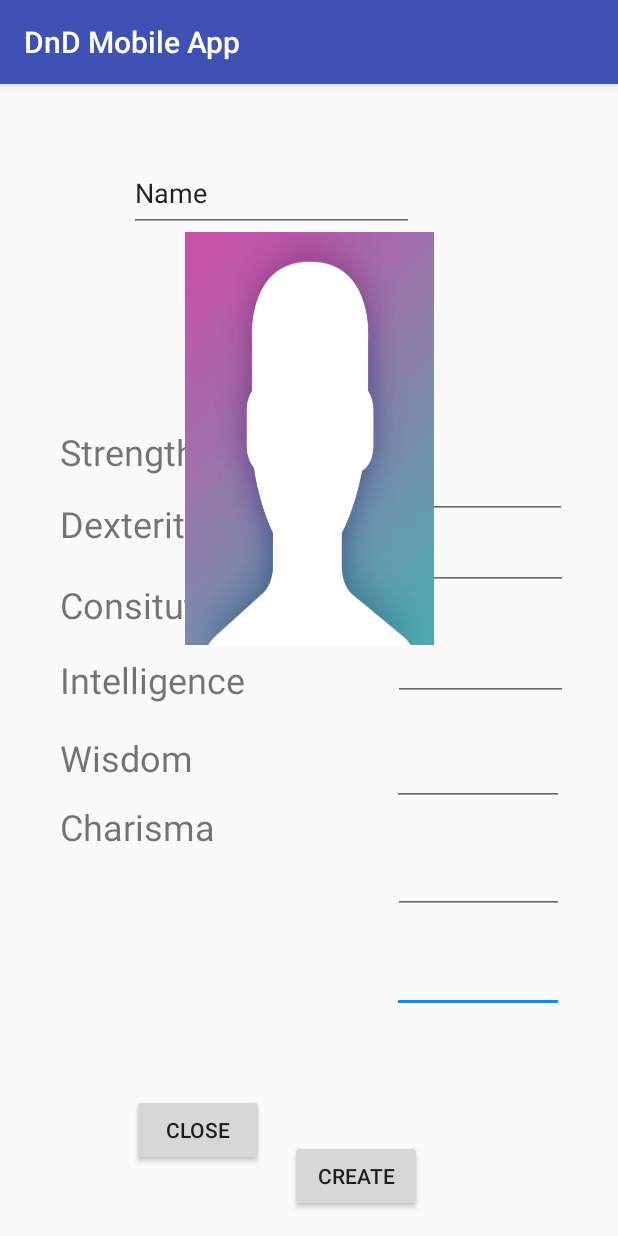
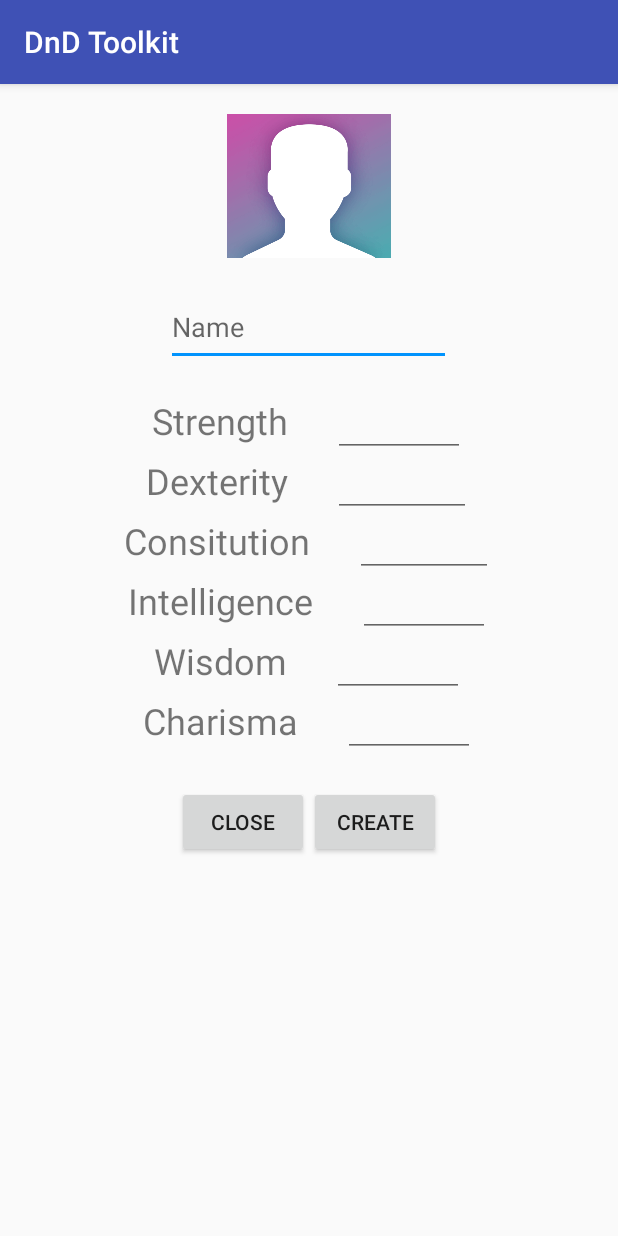
Before and after one commit to MikeLarsenW/DnDApp, an Android app: the CharCreationActivityTwo screen opened directly, with no data from a screen before it, on a phone screen of 412 x 824 dp. Run offline under Robolectric (Android 15) with nearby library versions, the phone set to English and light mode, and no system bars.

Commit message:
Remade layouts for character creation and display using linear layout. Enabled "to character" button. Set "settings" button to be grayed out

```diff
--- a/app/src/main/res/layout/activity_char_creation_two.xml
+++ b/app/src/main/res/layout/activity_char_creation_two.xml
@@ -7,239 +7,190 @@
     tools:context=".CharCreationActivityTwo"
     tools:layout_editor_absoluteY="25dp">
 
+    <LinearLayout
+        android:layout_width="match_parent"
+        android:layout_height="match_parent"
+        android:gravity="center_horizontal"
+        android:orientation="vertical">
+
+        <ImageView
+            android:id="@+id/Image_Char"
+            android:layout_width="109dp"
+            android:layout_height="96dp"
+            android:layout_marginTop="20dp"
+            android:scaleType="fitXY"
+            app:srcCompat="@drawable/randomchar" />
+
         <EditText
-        android:id="@+id/EditText_Charisma"
-        android:layout_width="0dp"
+            android:id="@+id/EditText_Name"
+            android:layout_width="190dp"
+            android:layout_height="52dp"
+            android:layout_marginTop="20dp"
+            android:ems="10"
+            android:inputType="textPersonName"
+            android:hint="Name" />
+
+        <LinearLayout
+            android:layout_width="match_parent"
             android:layout_height="wrap_content"
-        android:layout_marginBottom="33dp"
-        android:layout_marginEnd="36dp"
-        android:layout_marginRight="36dp"
+            android:layout_marginTop="20dp"
+            android:gravity="center_horizontal"
+            android:orientation="horizontal">
+
+            <TextView
+                android:id="@+id/textView2"
+                android:layout_width="wrap_content"
+                android:layout_height="wrap_content"
+                android:layout_marginRight="30dp"
+                android:text="Strength"
+                android:textSize="24sp" />
+
+            <EditText
+                android:id="@+id/EditText_Strength"
+                android:layout_width="88dp"
+                android:layout_height="wrap_content"
                 android:ems="10"
                 android:inputType="number"
-        android:textSize="14sp"
-        app:layout_constraintBottom_toTopOf="@+id/Button_Cancel"
-        app:layout_constraintEnd_toEndOf="parent"
-        app:layout_constraintStart_toEndOf="@+id/textView8"
-        app:layout_constraintTop_toBottomOf="@+id/EditText_Wisdom" />
+                android:textSize="14sp" />
+        </LinearLayout>
+
+        <LinearLayout
+            android:layout_width="match_parent"
+            android:layout_height="wrap_content"
+            android:gravity="center_horizontal"
+            android:orientation="horizontal">
+
+            <TextView
+                android:id="@+id/textView4"
+                android:layout_width="wrap_content"
+                android:layout_height="wrap_content"
+                android:layout_marginRight="30dp"
+                android:text="Dexterity"
+                android:textSize="24sp" />
+
+            <EditText
+                android:id="@+id/EditText_Dextirity"
+                android:layout_width="92dp"
+                android:layout_height="wrap_content"
+                android:ems="10"
+                android:inputType="number"
+                android:textSize="14sp" />
+
+        </LinearLayout>
+
+        <LinearLayout
+            android:layout_width="match_parent"
+            android:layout_height="wrap_content"
+            android:gravity="center_horizontal"
+            android:orientation="horizontal">
+
+            <TextView
+                android:id="@+id/textView5"
+                android:layout_width="wrap_content"
+                android:layout_height="wrap_content"
+                android:layout_marginRight="30dp"
+                android:text="Consitution"
+                android:textSize="24sp" />
+
+            <EditText
+                android:id="@+id/EditText_Constitution"
+                android:layout_width="92dp"
+                android:layout_height="wrap_content"
+                android:ems="10"
+                android:inputType="number"
+                android:textSize="14sp" />
+        </LinearLayout>
+
+        <LinearLayout
+            android:layout_width="match_parent"
+            android:layout_height="wrap_content"
+            android:gravity="center_horizontal"
+            android:orientation="horizontal">
+
+            <TextView
+                android:id="@+id/textView6"
+                android:layout_width="wrap_content"
+                android:layout_height="wrap_content"
+                android:layout_marginRight="30dp"
+                android:text="Intelligence"
+                android:textSize="24sp" />
+
+            <EditText
+                android:id="@+id/EditText_Intelligence"
+                android:layout_width="88dp"
+                android:layout_height="wrap_content"
+                android:ems="10"
+                android:inputType="number"
+                android:textSize="14sp" />
+
+        </LinearLayout>
+
+        <LinearLayout
+            android:layout_width="match_parent"
+            android:layout_height="wrap_content"
+            android:gravity="center_horizontal"
+            android:orientation="horizontal">
+
+            <TextView
+                android:id="@+id/textView7"
+                android:layout_width="wrap_content"
+                android:layout_height="wrap_content"
+                android:layout_marginRight="30dp"
+                android:text="Wisdom"
+                android:textSize="24sp" />
 
             <EditText
                 android:id="@+id/EditText_Wisdom"
-        android:layout_width="0dp"
+                android:layout_width="88dp"
                 android:layout_height="wrap_content"
-        android:layout_marginBottom="5dp"
-        android:layout_marginEnd="36dp"
-        android:layout_marginRight="36dp"
                 android:ems="10"
                 android:inputType="number"
-        android:textSize="14sp"
-        app:layout_constraintBottom_toTopOf="@+id/EditText_Charisma"
-        app:layout_constraintEnd_toEndOf="parent"
-        app:layout_constraintStart_toEndOf="@+id/textView7"
-        app:layout_constraintTop_toBottomOf="@+id/EditText_Intelligence" />
+                android:textSize="14sp" />
 
-    <EditText
-        android:id="@+id/EditText_Intelligence"
-        android:layout_width="0dp"
+        </LinearLayout>
+
+        <LinearLayout
+            android:layout_width="match_parent"
             android:layout_height="wrap_content"
-        android:layout_marginBottom="11dp"
-        android:layout_marginEnd="36dp"
-        android:layout_marginRight="36dp"
-        android:ems="10"
-        android:inputType="number"
-        android:textSize="14sp"
-        app:layout_constraintBottom_toTopOf="@+id/EditText_Wisdom"
-        app:layout_constraintEnd_toEndOf="parent"
-        app:layout_constraintStart_toEndOf="@+id/textView6"
-        app:layout_constraintTop_toBottomOf="@+id/EditText_Constitution" />
-
-    <EditText
-        android:id="@+id/EditText_Constitution"
-        android:layout_width="0dp"
-        android:layout_height="wrap_content"
-        android:layout_marginBottom="9dp"
-        android:layout_marginEnd="33dp"
-        android:layout_marginRight="33dp"
-        android:ems="10"
-        android:inputType="number"
-        android:textSize="14sp"
-        app:layout_constraintBottom_toTopOf="@+id/EditText_Intelligence"
-        app:layout_constraintEnd_toEndOf="parent"
-        app:layout_constraintStart_toEndOf="@+id/textView5"
-        app:layout_constraintTop_toBottomOf="@+id/EditText_Dextirity" />
-
-    <EditText
-        android:id="@+id/EditText_Dextirity"
-        android:layout_width="0dp"
-        android:layout_height="wrap_content"
-        android:layout_marginBottom="13dp"
-        android:layout_marginEnd="33dp"
-        android:layout_marginRight="33dp"
-        android:ems="10"
-        android:inputType="number"
-        android:textSize="14sp"
-        app:layout_constraintBottom_toTopOf="@+id/EditText_Constitution"
-        app:layout_constraintEnd_toEndOf="parent"
-        app:layout_constraintStart_toEndOf="@+id/textView4"
-        app:layout_constraintTop_toBottomOf="@+id/textView2" />
+            android:gravity="center_horizontal"
+            android:orientation="horizontal">
 
             <TextView
                 android:id="@+id/textView8"
                 android:layout_width="wrap_content"
                 android:layout_height="wrap_content"
-        android:layout_marginEnd="118dp"
-        android:layout_marginLeft="40dp"
-        android:layout_marginRight="118dp"
-        android:layout_marginStart="40dp"
-        android:layout_marginTop="13dp"
+                android:layout_marginRight="30dp"
                 android:text="Charisma"
-        android:textSize="24sp"
-        app:layout_constraintEnd_toStartOf="@+id/EditText_Charisma"
-        app:layout_constraintStart_toStartOf="parent"
-        app:layout_constraintTop_toBottomOf="@+id/textView7" />
+                android:textSize="24sp" />
 
-    <TextView
-        android:id="@+id/textView7"
+            <EditText
+                android:id="@+id/EditText_Charisma"
+                android:layout_width="88dp"
+                android:layout_height="wrap_content"
+                android:ems="10"
+                android:inputType="number"
+                android:textSize="14sp" />
+        </LinearLayout>
+
+        <LinearLayout
+            android:layout_width="match_parent"
+            android:layout_height="wrap_content"
+            android:layout_marginTop="20dp"
+            android:gravity="center_horizontal"
+            android:orientation="horizontal">
+
+            <Button
+                android:id="@+id/Button_Cancel"
                 android:layout_width="wrap_content"
                 android:layout_height="wrap_content"
-        android:layout_marginEnd="133dp"
-        android:layout_marginLeft="40dp"
-        android:layout_marginRight="133dp"
-        android:layout_marginStart="40dp"
-        android:layout_marginTop="19dp"
-        android:text="Wisdom"
-        android:textSize="24sp"
-        app:layout_constraintEnd_toStartOf="@+id/EditText_Wisdom"
-        app:layout_constraintStart_toStartOf="parent"
-        app:layout_constraintTop_toBottomOf="@+id/textView6" />
-
-    <TextView
-        android:id="@+id/textView6"
-        android:layout_width="wrap_content"
-        android:layout_height="wrap_content"
-        android:layout_marginEnd="98dp"
-        android:layout_marginLeft="40dp"
-        android:layout_marginRight="98dp"
-        android:layout_marginStart="40dp"
-        android:layout_marginTop="17dp"
-        android:text="Intelligence"
-        android:textSize="24sp"
-        app:layout_constraintEnd_toStartOf="@+id/EditText_Intelligence"
-        app:layout_constraintStart_toStartOf="parent"
-        app:layout_constraintTop_toBottomOf="@+id/textView5" />
-
-    <TextView
-        android:id="@+id/textView5"
-        android:layout_width="wrap_content"
-        android:layout_height="wrap_content"
-        android:layout_marginEnd="98dp"
-        android:layout_marginLeft="40dp"
-        android:layout_marginRight="98dp"
-        android:layout_marginStart="40dp"
-        android:layout_marginTop="21dp"
-        android:text="Consitution"
-        android:textSize="24sp"
-        app:layout_constraintEnd_toStartOf="@+id/EditText_Constitution"
-        app:layout_constraintStart_toStartOf="parent"
-        app:layout_constraintTop_toBottomOf="@+id/textView4" />
-
-    <TextView
-        android:id="@+id/textView4"
-        android:layout_width="wrap_content"
-        android:layout_height="wrap_content"
-        android:layout_marginEnd="125dp"
-        android:layout_marginLeft="40dp"
-        android:layout_marginRight="125dp"
-        android:layout_marginStart="40dp"
-        android:layout_marginTop="15dp"
-        android:text="Dexterity"
-        android:textSize="24sp"
-        app:layout_constraintEnd_toStartOf="@+id/EditText_Dextirity"
-        app:layout_constraintStart_toStartOf="parent"
-        app:layout_constraintTop_toBottomOf="@+id/textView2" />
-
-    <EditText
-        android:id="@+id/EditText_Name"
-        android:layout_width="190dp"
-        android:layout_height="52dp"
-        android:layout_marginBottom="109dp"
-        android:layout_marginEnd="13dp"
-        android:layout_marginRight="13dp"
-        android:layout_marginTop="26dp"
-        android:ems="10"
-        android:inputType="textPersonName"
-        android:text="Name"
-        app:layout_constraintBottom_toTopOf="@+id/textView2"
-        app:layout_constraintEnd_toEndOf="@+id/Image_Char"
-        app:layout_constraintTop_toTopOf="parent" />
-
-    <TextView
-        android:id="@+id/textView2"
-        android:layout_width="wrap_content"
-        android:layout_height="wrap_content"
-        android:layout_marginBottom="15dp"
-        android:layout_marginEnd="131dp"
-        android:layout_marginLeft="40dp"
-        android:layout_marginRight="131dp"
-        android:layout_marginStart="40dp"
-        android:text="Strength"
-        android:textSize="24sp"
-        app:layout_constraintBottom_toTopOf="@+id/EditText_Dextirity"
-        app:layout_constraintEnd_toStartOf="@+id/EditText_Strength"
-        app:layout_constraintStart_toStartOf="parent"
-        app:layout_constraintTop_toBottomOf="@+id/EditText_Name" />
-
-    <EditText
-        android:id="@+id/EditText_Strength"
-        android:layout_width="0dp"
-        android:layout_height="wrap_content"
-        android:layout_marginBottom="7dp"
-        android:layout_marginEnd="34dp"
-        android:layout_marginRight="34dp"
-        android:ems="10"
-        android:inputType="number"
-        android:textSize="14sp"
-        app:layout_constraintBottom_toTopOf="@+id/EditText_Dextirity"
-        app:layout_constraintEnd_toEndOf="parent"
-        app:layout_constraintStart_toEndOf="@+id/textView2" />
-
-    <ImageView
-        android:id="@+id/Image_Char"
-        android:layout_width="166dp"
-        android:layout_height="0dp"
-        android:layout_marginBottom="330dp"
-        android:scaleType="fitXY"
-        app:layout_constraintBottom_toTopOf="@+id/Button_Create"
-        app:layout_constraintEnd_toEndOf="parent"
-        app:layout_constraintStart_toStartOf="parent"
-        app:layout_constraintTop_toBottomOf="@+id/EditText_Name"
-        app:srcCompat="@drawable/randomchar" />
+                android:text="Close" />
 
             <Button
                 android:id="@+id/Button_Create"
                 android:layout_width="wrap_content"
                 android:layout_height="wrap_content"
-        android:layout_marginBottom="16dp"
-        android:layout_marginEnd="124dp"
-        android:layout_marginRight="124dp"
-        android:text="Create"
-        app:layout_constraintBottom_toBottomOf="parent"
-        app:layout_constraintEnd_toEndOf="parent"
-        app:layout_constraintStart_toEndOf="@+id/Button_Cancel"
-        app:layout_constraintTop_toBottomOf="@+id/Image_Char" />
-
-    <Button
-        android:id="@+id/Button_Cancel"
-        android:layout_width="wrap_content"
-        android:layout_height="wrap_content"
-        android:layout_marginBottom="26dp"
-        android:layout_marginEnd="10dp"
-        android:layout_marginLeft="81dp"
-        android:layout_marginRight="10dp"
-        android:layout_marginStart="81dp"
-        android:text="Close"
-        app:layout_constraintBottom_toBottomOf="parent"
-        app:layout_constraintEnd_toStartOf="@+id/Button_Create"
-        app:layout_constraintStart_toStartOf="parent"
-        app:layout_constraintTop_toBottomOf="@+id/EditText_Charisma" />
+                android:text="Create" />
+        </LinearLayout>
+    </LinearLayout>
 
 </android.support.constraint.ConstraintLayout>
--- a/app/src/main/res/values/strings.xml
+++ b/app/src/main/res/values/strings.xml
@@ -1,5 +1,5 @@
 <resources>
-    <string name="app_name">DnD Mobile App</string>
+    <string name="app_name">DnD Toolkit</string>
     <string-array name="diceSpinnerElements">
         <item>Select Type</item>
         <item>D4</item>
```
Also changed, not shown: app/src/main/java/com/example/mike/dnd_mobile_app/MainScreen.java (+8 -8 lines), app/src/main/res/layout/activity_character_view.xml (+157 -99 lines). Lines whose indentation alone changed are shown as unchanged.
